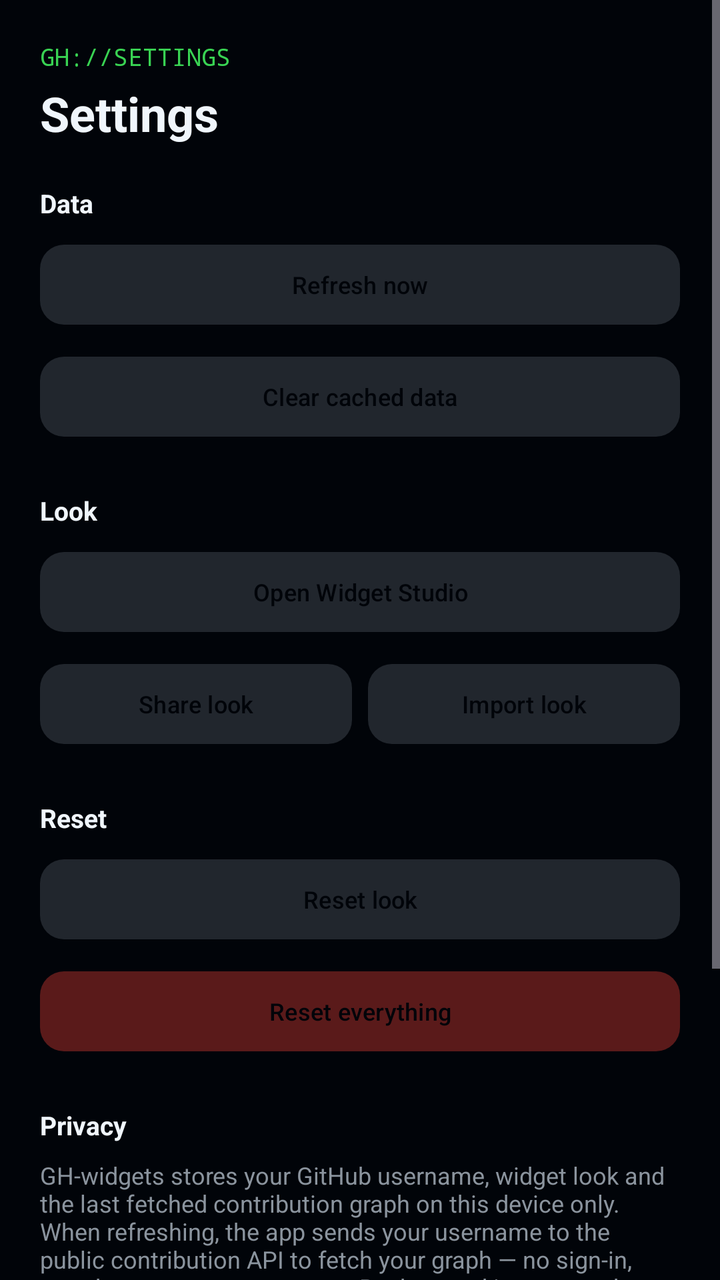
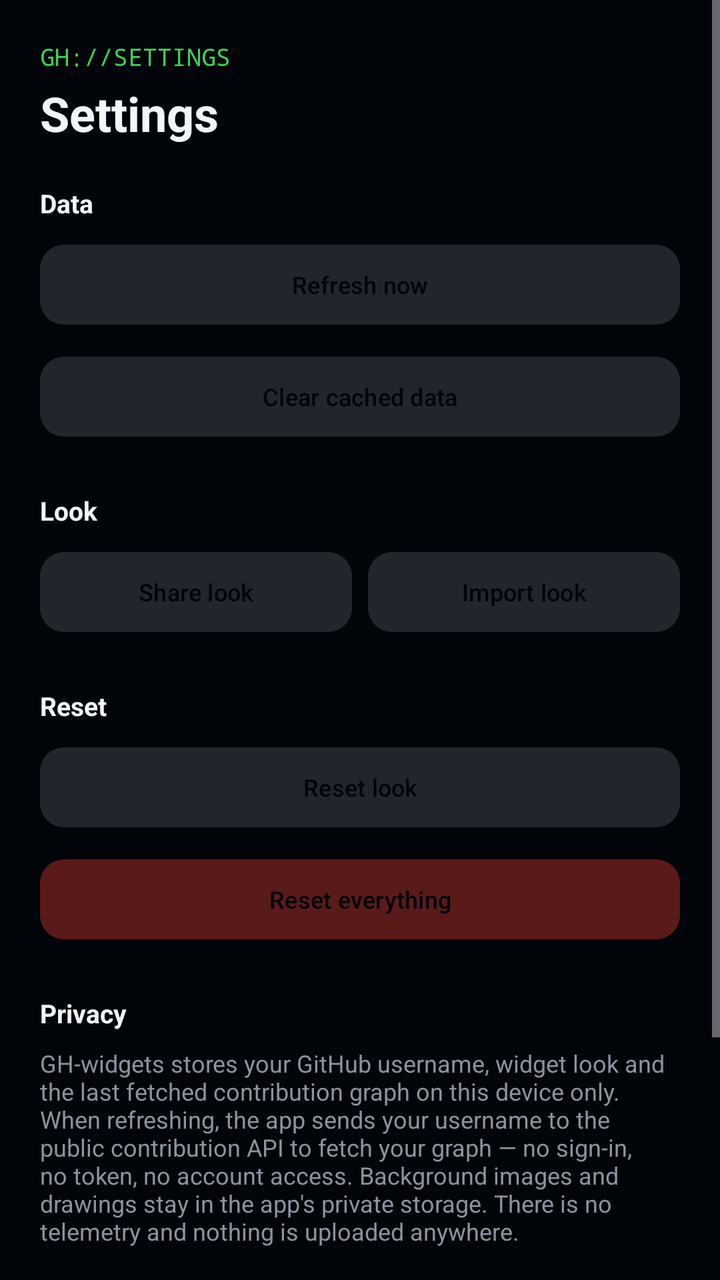

Screens rendered from an Android XML layout before and after an edit, with the pre-edit source and the edit as a unified diff.
<!-- AndroidManifest.xml: application theme Theme.GitHubWidget -->
<!-- res/layout/activity_settings.xml -->
<ScrollView xmlns:android="http://schemas.android.com/apk/res/android"
    xmlns:app="http://schemas.android.com/apk/res-auto"
    android:layout_width="match_parent"
    android:layout_height="match_parent"
    android:background="#010409"
    android:fillViewport="true">

<LinearLayout
    android:layout_width="match_parent"
    android:layout_height="wrap_content"
    android:orientation="vertical"
    android:padding="20dp">

    <TextView
        android:layout_width="wrap_content"
        android:layout_height="wrap_content"
        android:text="GH://SETTINGS"
        android:textColor="#39D353"
        android:textSize="12sp"
        android:typeface="monospace" />

    <TextView
        android:layout_width="wrap_content"
        android:layout_height="wrap_content"
        android:layout_marginTop="4dp"
        android:text="Settings"
        android:textColor="#F0F6FC"
        android:textSize="24sp"
        android:textStyle="bold" />

    <TextView
        android:layout_width="wrap_content"
        android:layout_height="wrap_content"
        android:layout_marginTop="20dp"
        android:text="Data"
        android:textColor="#F0F6FC"
        android:textSize="13sp"
        android:textStyle="bold" />

    <com.google.android.material.button.MaterialButton
        android:id="@+id/set_refresh"
        android:layout_width="match_parent"
        android:layout_height="wrap_content"
        android:layout_marginTop="8dp"
        android:text="Refresh now"
        android:textSize="12sp"
        app:backgroundTint="#21262D"
        app:cornerRadius="12dp" />

    <com.google.android.material.button.MaterialButton
        android:id="@+id/set_clear_cache"
        android:layout_width="match_parent"
        android:layout_height="wrap_content"
        android:layout_marginTop="8dp"
        android:text="Clear cached data"
        android:textSize="12sp"
        app:backgroundTint="#21262D"
        app:cornerRadius="12dp" />

    <TextView
        android:layout_width="wrap_content"
        android:layout_height="wrap_content"
        android:layout_marginTop="24dp"
        android:text="Look"
        android:textColor="#F0F6FC"
        android:textSize="13sp"
        android:textStyle="bold" />

    <com.google.android.material.button.MaterialButton
        android:id="@+id/set_studio"
        android:layout_width="match_parent"
        android:layout_height="wrap_content"
        android:layout_marginTop="8dp"
        android:text="Open Widget Studio"
        android:textSize="12sp"
        app:backgroundTint="#21262D"
        app:cornerRadius="12dp" />

    <LinearLayout
        android:layout_width="match_parent"
        android:layout_height="wrap_content"
        android:layout_marginTop="8dp"
        android:orientation="horizontal">

        <com.google.android.material.button.MaterialButton
            android:id="@+id/set_export"
            android:layout_width="0dp"
            android:layout_height="wrap_content"
            android:layout_marginEnd="4dp"
            android:layout_weight="1"
            android:text="Share look"
            android:textSize="12sp"
            app:backgroundTint="#21262D"
            app:cornerRadius="12dp" />

        <com.google.android.material.button.MaterialButton
            android:id="@+id/set_import"
            android:layout_width="0dp"
            android:layout_height="wrap_content"
            android:layout_marginStart="4dp"
            android:layout_weight="1"
            android:text="Import look"
            android:textSize="12sp"
            app:backgroundTint="#21262D"
            app:cornerRadius="12dp" />
    </LinearLayout>

    <TextView
        android:layout_width="wrap_content"
        android:layout_height="wrap_content"
        android:layout_marginTop="24dp"
        android:text="Reset"
        android:textColor="#F0F6FC"
        android:textSize="13sp"
        android:textStyle="bold" />

    <com.google.android.material.button.MaterialButton
        android:id="@+id/set_reset_look"
        android:layout_width="match_parent"
        android:layout_height="wrap_content"
        android:layout_marginTop="8dp"
        android:text="Reset look"
        android:textSize="12sp"
        app:backgroundTint="#21262D"
        app:cornerRadius="12dp" />

    <com.google.android.material.button.MaterialButton
        android:id="@+id/set_reset_all"
        android:layout_width="match_parent"
        android:layout_height="wrap_content"
        android:layout_marginTop="8dp"
        android:text="Reset everything"
        android:textSize="12sp"
        app:backgroundTint="#5A1A1A"
        app:cornerRadius="12dp" />

    <TextView
        android:layout_width="wrap_content"
        android:layout_height="wrap_content"
        android:layout_marginTop="24dp"
        android:text="Privacy"
        android:textColor="#F0F6FC"
        android:textSize="13sp"
        android:textStyle="bold" />

    <TextView
        android:layout_width="match_parent"
        android:layout_height="wrap_content"
        android:layout_marginTop="8dp"
        android:text="GH-widgets stores your GitHub username, widget look and the last fetched contribution graph on this device only. When refreshing, the app sends your username to the public contribution API to fetch your graph — no sign-in, no token, no account access. Background images and drawings stay in the app's private storage. There is no telemetry and nothing is uploaded anywhere."
        android:textColor="#8B949E"
        android:textSize="12sp" />

    <TextView
        android:layout_width="wrap_content"
        android:layout_height="wrap_content"
        android:layout_marginTop="24dp"
        android:text="About"
        android:textColor="#F0F6FC"
        android:textSize="13sp"
        android:textStyle="bold" />

    <TextView
        android:id="@+id/set_version"
        android:layout_width="wrap_content"
        android:layout_height="wrap_content"
        android:layout_marginTop="8dp"
        android:text="GH-widgets"
        android:textColor="#8B949E"
        android:textSize="12sp"
        android:typeface="monospace" />

    <LinearLayout
        android:layout_width="match_parent"
        android:layout_height="wrap_content"
        android:layout_marginBottom="24dp"
        android:layout_marginTop="8dp"
        android:orientation="horizontal">

        <com.google.android.material.button.MaterialButton
            android:id="@+id/set_repo"
            android:layout_width="0dp"
            android:layout_height="wrap_content"
            android:layout_marginEnd="4dp"
            android:layout_weight="1"
            android:text="Repository"
            android:textSize="12sp"
            app:backgroundTint="#21262D"
            app:cornerRadius="12dp" />

        <com.google.android.material.button.MaterialButton
            android:id="@+id/set_issue"
            android:layout_width="0dp"
            android:layout_height="wrap_content"
            android:layout_marginStart="4dp"
            android:layout_weight="1"
            android:text="Report issue"
            android:textSize="12sp"
            app:backgroundTint="#21262D"
            app:cornerRadius="12dp" />
    </LinearLayout>

</LinearLayout>
</ScrollView>
<!-- resources referenced by this layout -->
<resources>
  <style name="Theme.GitHubWidget" parent="Theme.Material3.Dark.NoActionBar">
          <item name="colorPrimary">#39D353</item>
          <item name="colorOnPrimary">#010409</item>
          <item name="android:windowBackground">#010409</item>
          <item name="colorSurface">#0D1117</item>
      </style>
</resources>

<!-- the commit's change to res/layout/activity_settings.xml (unified diff, before → after) -->
@@ -65,16 +65,6 @@
         android:textColor="#F0F6FC"
         android:textSize="13sp"
         android:textStyle="bold" />
-
-    <com.google.android.material.button.MaterialButton
-        android:id="@+id/set_studio"
-        android:layout_width="match_parent"
-        android:layout_height="wrap_content"
-        android:layout_marginTop="8dp"
-        android:text="Open Widget Studio"
-        android:textSize="12sp"
-        app:backgroundTint="#21262D"
-        app:cornerRadius="12dp" />
 
     <LinearLayout
         android:layout_width="match_parent"
